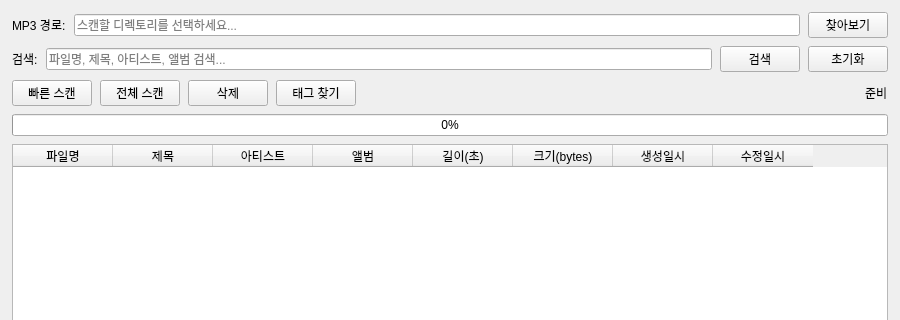
Qt form src/main_window.ui (musiren/mp3-archive) before a commit; both pictures show x 0 to 900 and y 0 to 320 of the 900 by 620 pixel window.
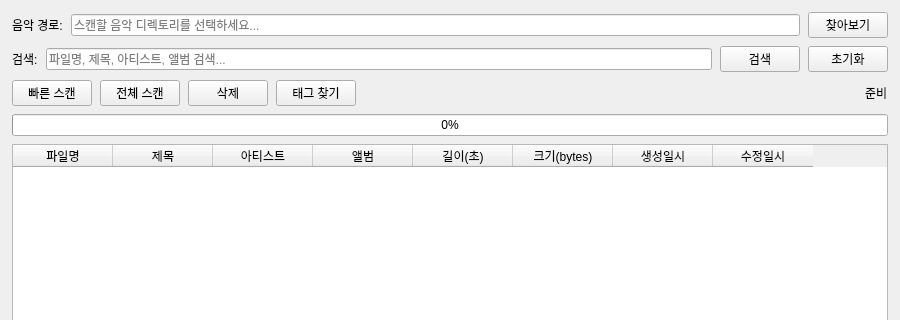
The same form after that commit.

What changed in the file:
```diff
--- a/src/main_window.ui
+++ b/src/main_window.ui
@@ -36,7 +36,7 @@
       <item>
        <widget class="QLabel" name="label_path">
         <property name="text">
-         <string>MP3 경로:</string>
+         <string>음악 경로:</string>
         </property>
         <property name="minimumWidth">
          <number>70</number>
@@ -49,7 +49,7 @@
       <item>
        <widget class="QLineEdit" name="path_edit">
         <property name="placeholderText">
-         <string>스캔할 디렉토리를 선택하세요...</string>
+         <string>스캔할 음악 디렉토리를 선택하세요...</string>
         </property>
         <property name="readOnly">
          <bool>true</bool>
```
